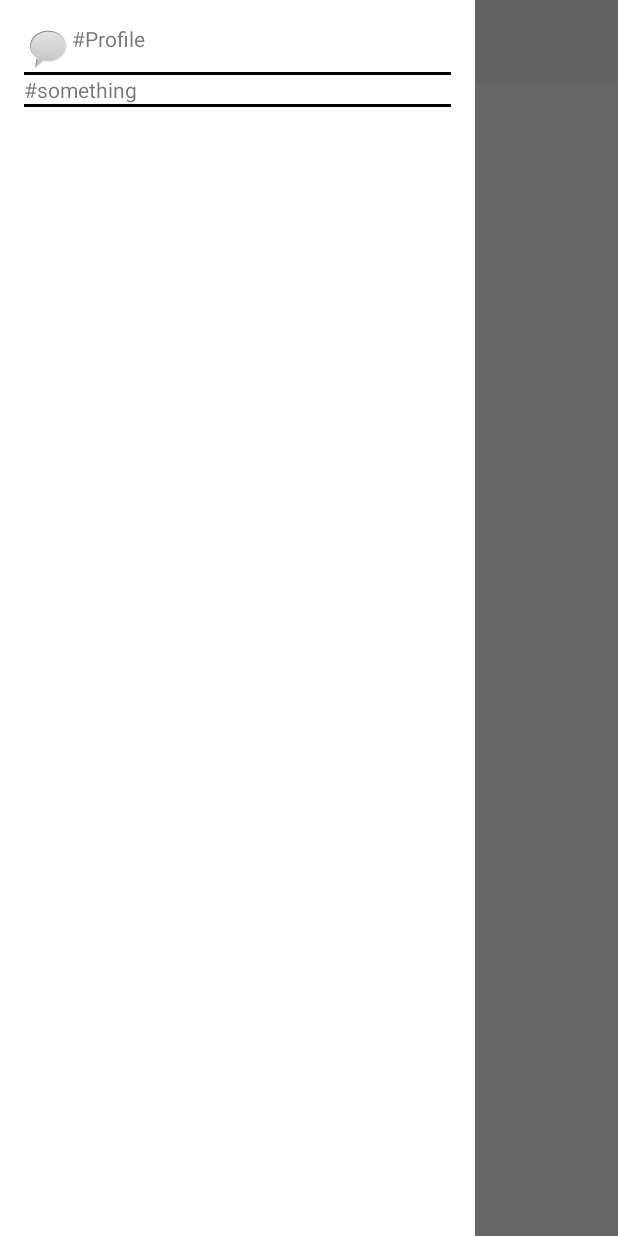
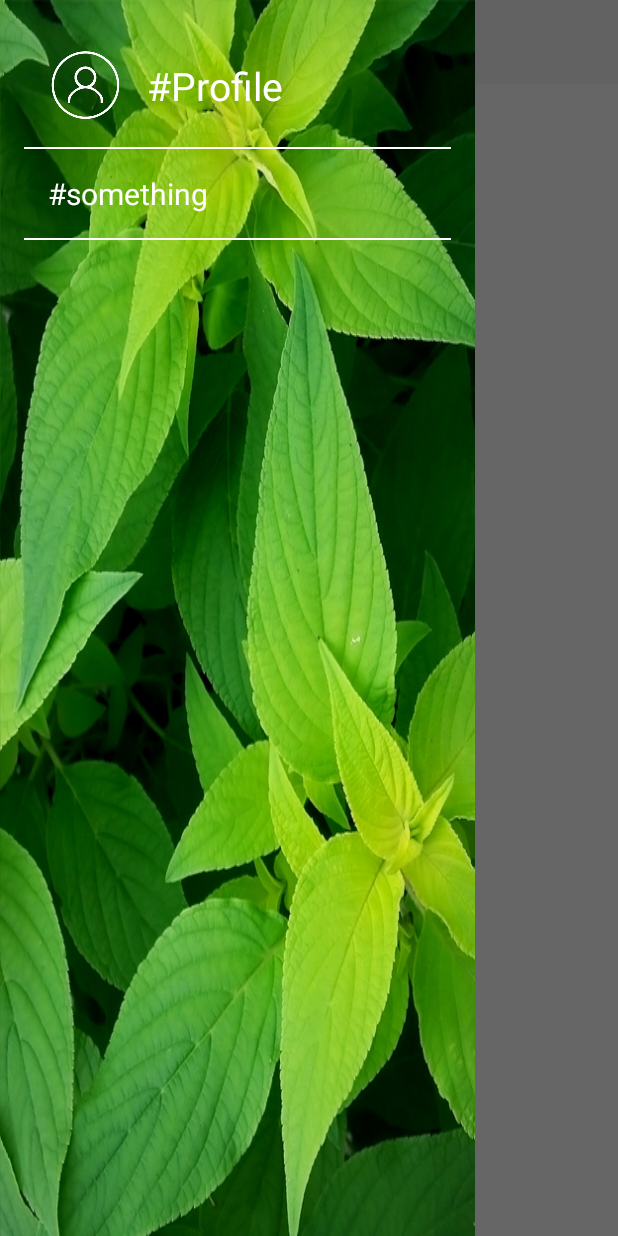
Before and after one commit to thatsmerahul1/android-client, an Android app: the MainActivity screen opened directly, with no data from a screen before it, with the side drawer open, on a phone screen of 412 x 824 dp. Run offline under Robolectric (Android 15) with nearby library versions, the phone set to English and light mode, and no system bars.

Commit message:
text color, toggled dawer layout, etc..

```diff
--- a/app/src/main/java/com/ecarezone/android/patient/MainActivity.java
+++ b/app/src/main/java/com/ecarezone/android/patient/MainActivity.java
@@ -1,12 +1,15 @@
 package com.ecarezone.android.patient;
 
+import android.content.res.Configuration;
 import android.os.Bundle;
 import android.support.v4.widget.DrawerLayout;
 import android.support.v7.app.ActionBar;
 import android.support.v7.app.ActionBarDrawerToggle;
 import android.support.v7.widget.Toolbar;
+import android.view.Gravity;
 import android.view.Menu;
 import android.view.MenuItem;
+import android.view.View;
 
 import com.ecarezone.android.patient.fragment.PatientFragment;
 
@@ -27,21 +30,47 @@ public class MainActivity extends EcareZoneBaseActivity {
 
         if(mDrawerLayout == null) {
             mDrawerLayout = (DrawerLayout) findViewById(R.id.side_drawer_layout);
-            mDrawerToggle = new ActionBarDrawerToggle(this, mDrawerLayout, R.string.app_name, R.string.app_name);
+            mDrawerToggle = new ActionBarDrawerToggle(this, mDrawerLayout, R.string.app_name, R.string.app_name) {
+                public void onDrawerClosed(View view) {
+                    super.onDrawerClosed(view);
+                    invalidateOptionsMenu();
+                    syncState();
+                }
+
+                public void onDrawerOpened(View drawerView) {
+                    super.onDrawerOpened(drawerView);
+                    invalidateOptionsMenu();
+                    syncState();
+                }
+            };
             mDrawerLayout.setDrawerListener(mDrawerToggle);
             mDrawerLayout.setFitsSystemWindows(true);
             mDrawerToggle.syncState();
+            mDrawerLayout.post(new Runnable() {
+                @Override
+                public void run() {
+                    mDrawerToggle.syncState();
+                }
+            });
         }
 
         mToolBar = (Toolbar) findViewById(R.id.toolbar_actionbar);
         if (mToolBar != null) {
             setSupportActionBar(mToolBar);
-            mToolBar.setNavigationIcon(android.R.drawable.sym_action_chat);
+            mToolBar.setNavigationIcon(R.drawable.ic_action_menu);
         }
         mActionBar = getSupportActionBar();
+        mActionBar.setHomeButtonEnabled(true);
         mActionBar.setDisplayHomeAsUpEnabled(true);
-        mActionBar.setHomeButtonEnabled(true);
         onNavigationChanged(R.layout.frag_patient_main, null);
+    }
+
+    @Override
+    protected void onPostCreate(Bundle savedInstanceState) {
+        super.onPostCreate(savedInstanceState);
+        if(mDrawerToggle != null) {
+            mDrawerToggle.syncState();
+        }
     }
 
 
@@ -53,15 +82,21 @@ public class MainActivity extends EcareZoneBaseActivity {
 
     @Override
     public boolean onOptionsItemSelected(MenuItem item) {
-        // Handle action bar item clicks here. The action bar will
-        // automatically handle clicks on the Home/Up button, so long
-        // as you specify act_splash parent activity in AndroidManifest.xml.
-        final int itemId = item.getItemId();
-        if(itemId == android.R.id.home) {
+        if ((mDrawerToggle != null) && (mDrawerToggle.onOptionsItemSelected(item))) {
+            return true;
+        }
+        return super.onOptionsItemSelected(item);
+    }
 
+    @Override
+    public void onBackPressed() {
+        if(mDrawerLayout != null) {
+            if (mDrawerLayout.isDrawerOpen(Gravity.START | Gravity.LEFT)) {
+                mDrawerLayout.closeDrawers();
+                return;
+            }
         }
-
-        return super.onOptionsItemSelected(item);
+         super.onBackPressed();
     }
 
     @Override
@@ -80,6 +115,14 @@ public class MainActivity extends EcareZoneBaseActivity {
     }
 
     @Override
+    public void onConfigurationChanged(Configuration newConfig) {
+        super.onConfigurationChanged(newConfig);
+        if(mDrawerToggle != null) {
+            mDrawerToggle.onConfigurationChanged(newConfig);
+        }
+    }
+
+    @Override
     public void onBackStackChanged() {
         final int entryCount = getFragmentBackStackEntryCount();
         if(entryCount == 0) {
--- a/app/src/main/java/com/ecarezone/android/patient/SplashScreenActivty.java
+++ b/app/src/main/java/com/ecarezone/android/patient/SplashScreenActivty.java
@@ -24,7 +24,8 @@ public class SplashScreenActivty extends EcareZoneBaseActivity {
     @Override
     public void onNavigationChanged(int fragmentLayoutResId, Bundle args) {
         if(fragmentLayoutResId == R.layout.frag_splashscreen) {
-            changeFragment(R.id.screen_container, new SplashScreenFragment(), "", args);
+            changeFragment(R.id.screen_container, SplashScreenFragment.newInstance(),
+                                    SplashScreenFragment.class.getSimpleName(), args);
         }
     }
 
--- a/app/src/main/java/com/ecarezone/android/patient/fragment/SplashScreenFragment.java
+++ b/app/src/main/java/com/ecarezone/android/patient/fragment/SplashScreenFragment.java
@@ -16,6 +16,10 @@ import com.ecarezone.android.patient.RegistrationActivity;
  * Created by CHAO WEI on 5/1/2015.
  */
 public class SplashScreenFragment extends EcareZoneBaseFragment {
+
+    public static SplashScreenFragment newInstance() {
+        return  new SplashScreenFragment();
+    }
 
     @Override
     protected String getCallerName() {
--- a/app/src/main/java/com/ecarezone/android/patient/service/WebService.java
+++ b/app/src/main/java/com/ecarezone/android/patient/service/WebService.java
@@ -1,4 +1,4 @@
-package com.ecarezone.android.patient.com.ecarezone.android.patient.service;
+package com.ecarezone.android.patient.service;
 
 import android.content.Context;
 import android.content.res.Resources;
--- a/app/src/main/res/layout/frag_login.xml
+++ b/app/src/main/res/layout/frag_login.xml
@@ -55,6 +55,6 @@
         android:layout_width="match_parent"
         android:layout_height="wrap_content"
         android:text="@string/login_create_account"
-        style="@style/EcareZoneBlueButton"
+        style="@style/EcareZoneGreenButton"
         />
 </LinearLayout>
--- a/app/src/main/res/layout/frag_side_navigation.xml
+++ b/app/src/main/res/layout/frag_side_navigation.xml
@@ -3,42 +3,48 @@
     android:orientation="vertical" android:layout_width="match_parent"
     android:layout_height="match_parent"
     android:padding="16dp"
-    android:background="@android:color/white">
+    android:background="@drawable/side_menu_bkg_original">
 
     <LinearLayout
         android:layout_width="match_parent"
         android:layout_height="wrap_content"
+        android:padding="16dp"
         android:orientation="horizontal">
 
         <ImageView
             android:layout_width="wrap_content"
             android:layout_height="wrap_content"
-            android:src="@android:drawable/sym_action_chat"/>
+            android:src="@drawable/menu_icon_profile"/>
 
         <TextView
             android:layout_width="wrap_content"
             android:layout_height="wrap_content"
-            android:gravity="center"
+            android:paddingLeft="16dp"
+            android:textSize="26sp"
+            android:textColor="@android:color/white"
+            android:layout_gravity="center"
             android:text="#Profile"/>
     </LinearLayout>
 
-
     <View
         android:layout_width="match_parent"
-        android:layout_height="2dp"
-        android:background="@android:color/background_dark" />
+        android:layout_height="1dp"
+        android:background="@android:color/white" />
 
 
     <TextView
         android:layout_width="wrap_content"
         android:layout_height="wrap_content"
         android:gravity="center"
+        android:textSize="20sp"
+        android:padding="16dp"
+        android:textColor="@android:color/white"
         android:text="#something"/>
 
 
     <View
         android:layout_width="match_parent"
-        android:layout_height="2dp"
-        android:background="@android:color/background_dark" />
+        android:layout_height="1dp"
+        android:background="@android:color/white" />
 
 </LinearLayout>
```
Also changed, not shown: app/src/main/java/com/ecarezone/android/patient/fragment/RegistrationFragment.java (+6 -2 lines), app/src/main/java/com/ecarezone/android/patient/service/QuickbloxBackendImp.java (+13 -1 lines), app/src/main/res/drawable/btn_text_color_selector.xml (added, +7 -0 lines), app/src/main/res/values/styles.xml (+7 -2 lines), app/src/main/res/drawable-hdpi/ic_action_menu.png (added), app/src/main/res/drawable-mdpi/ic_action_menu.png (added), app/src/main/res/drawable-xhdpi/ic_action_menu.png (added), app/src/main/res/drawable-xxhdpi/ic_action_menu.png (added), app/src/main/res/drawable-xxxhdpi/ic_action_menu.png (added).
